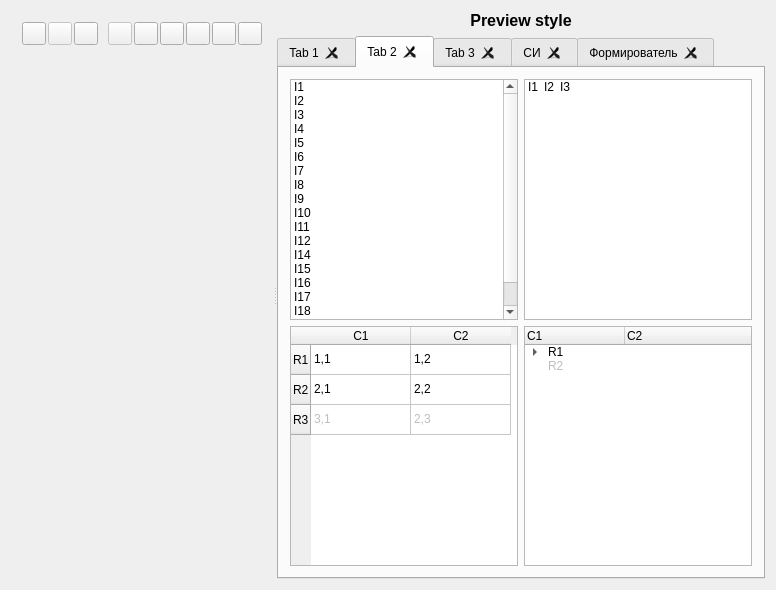
Before: the Qt Designer form qsseditor.ui in lit-uriy/qsseditor, drawn with Qt 5.
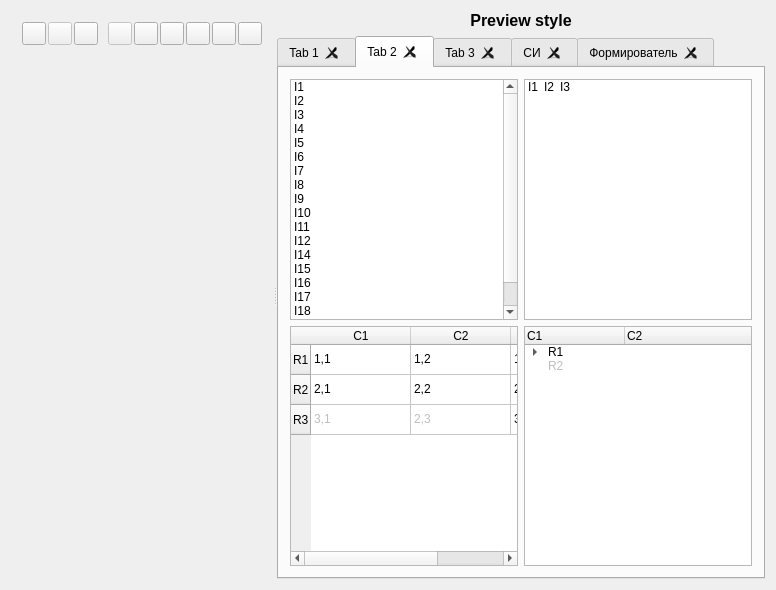
After: the same form once the commit is applied. The open tabs and pages were chosen to show the change. Icons and pictures are not drawn. Custom widgets are drawn as their Qt base class.

Commit message: Добавил ещё столбец в таблицу

```diff
--- a/qsseditor.ui
+++ b/qsseditor.ui
@@ -693,6 +693,11 @@
                <string notr="true">C2</string>
               </property>
              </column>
+             <column>
+              <property name="text">
+               <string>C3</string>
+              </property>
+             </column>
              <item row="0" column="0">
               <property name="text">
                <string notr="true">1,1</string>
@@ -703,6 +708,11 @@
                <string notr="true">1,2</string>
               </property>
              </item>
+             <item row="0" column="2">
+              <property name="text">
+               <string>1,3</string>
+              </property>
+             </item>
              <item row="1" column="0">
               <property name="text">
                <string notr="true">2,1</string>
@@ -713,6 +723,11 @@
                <string notr="true">2,2</string>
               </property>
              </item>
+             <item row="1" column="2">
+              <property name="text">
+               <string>2,3</string>
+              </property>
+             </item>
              <item row="2" column="0">
               <property name="text">
                <string notr="true">3,1</string>
@@ -729,6 +744,11 @@
                <set>ItemIsSelectable|ItemIsDragEnabled|ItemIsUserCheckable</set>
               </property>
              </item>
+             <item row="2" column="2">
+              <property name="text">
+               <string>3,3</string>
+              </property>
+             </item>
             </widget>
            </item>
            <item row="1" column="1">
```
